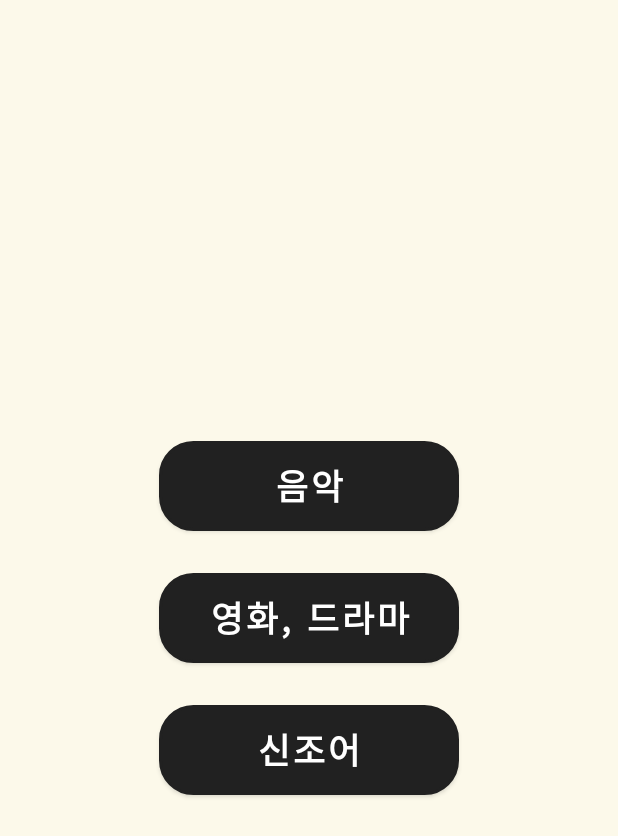
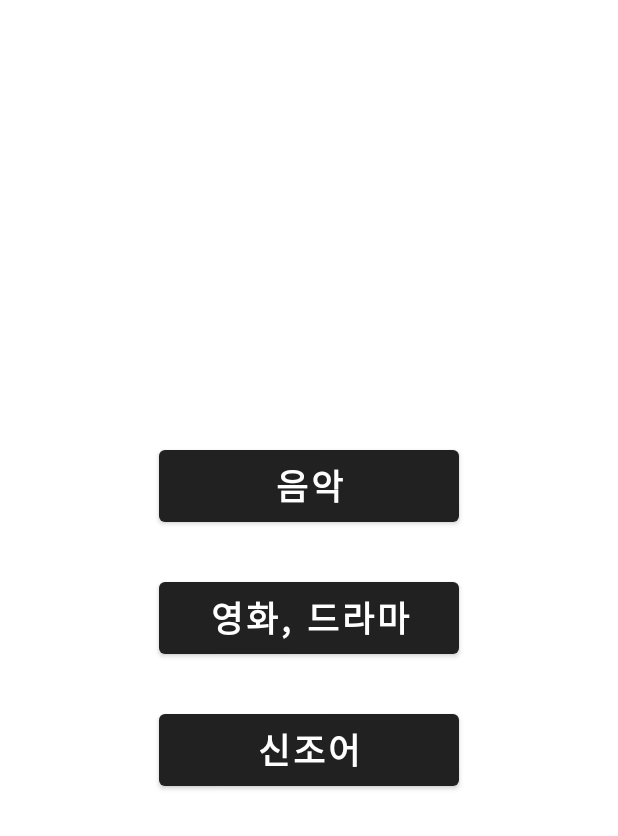
Before and after one commit to Sookmyung-Software-Hackathon/TEAM11-BARIBARI, an Android app: the QuizList screen opened directly, with no data from a screen before it, on a phone screen of 412 x 824 dp. Shown: the top 836 px of the screen. Run offline under Robolectric (Android 15) with nearby library versions, the phone set to English and light mode, and no system bars.

Commit message:
background 삭제
background 속성 삭제(색, xml파일)

```diff
--- a/Common/app/src/main/res/layout/activity_quiz_list.xml
+++ b/Common/app/src/main/res/layout/activity_quiz_list.xml
@@ -4,7 +4,6 @@
     xmlns:tools="http://schemas.android.com/tools"
     android:layout_width="match_parent"
     android:layout_height="match_parent"
-    android:background="@color/lightYellow"
     android:gravity="center"
     android:orientation="vertical"
     tools:context=".QuizList">
@@ -14,7 +13,6 @@
         android:layout_width="200dp"
         android:layout_height="60dp"
         android:layout_marginBottom="28dp"
-        android:background="@drawable/radius"
         android:text="음악"
         android:textColor="@color/white"
         android:textSize="23sp"
@@ -25,7 +23,6 @@
         android:layout_width="200dp"
         android:layout_height="60dp"
         android:layout_marginBottom="28dp"
-        android:background="@drawable/radius"
         android:text="영화, 드라마"
         android:textColor="@color/white"
         android:textSize="23sp"
@@ -35,7 +32,6 @@
         android:id="@+id/wordBtn"
         android:layout_width="200dp"
         android:layout_height="60dp"
-        android:background="@drawable/radius"
         android:text="신조어"
         android:textColor="@color/white"
         android:textSize="23sp"
```
